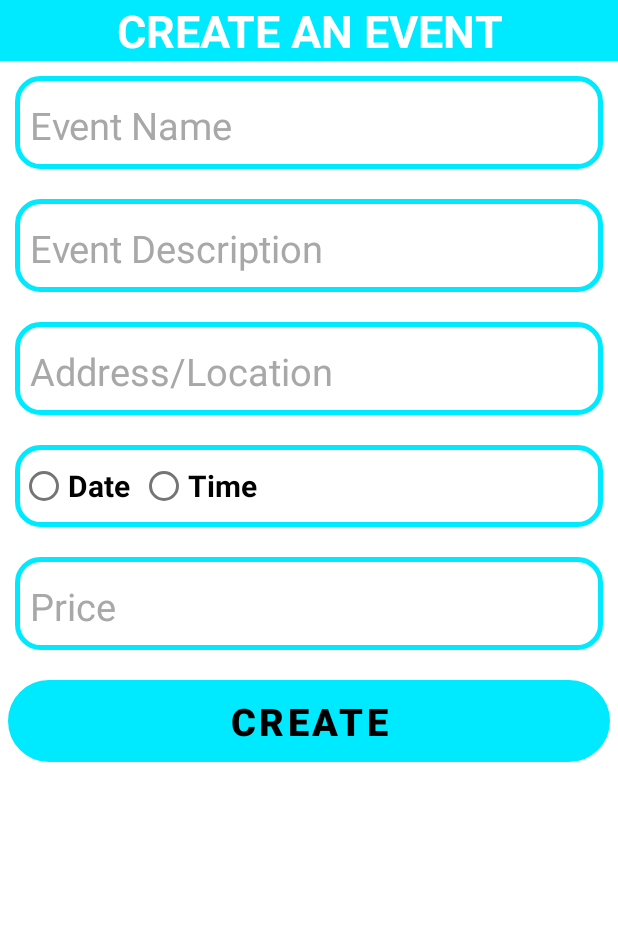
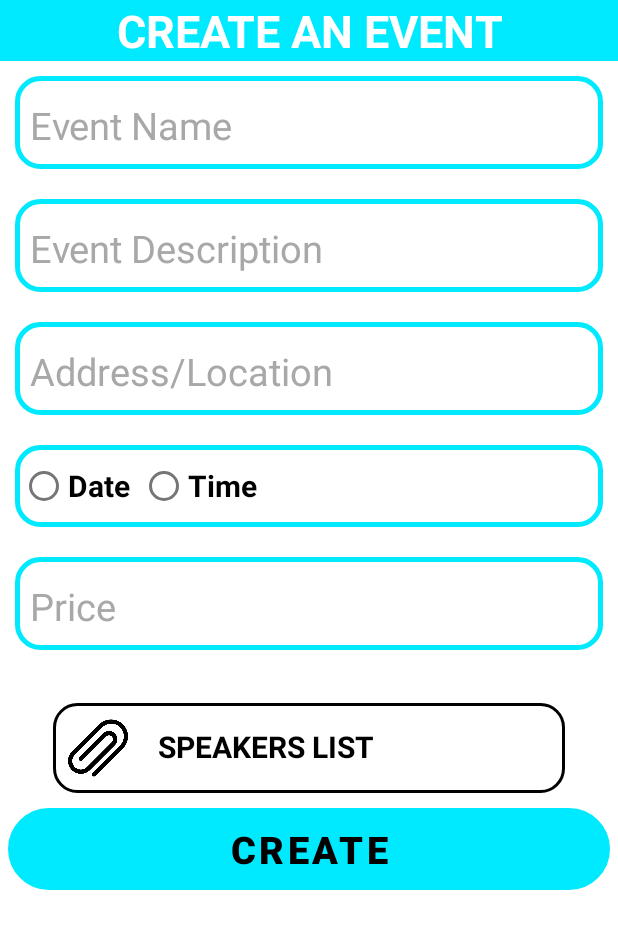
Before and after one commit to mzamo268/conference_app, an Android app: the Home screen opened directly, with no data from a screen before it, after a tap on an icon or button, on a phone screen of 412 x 824 dp. Shown: the top 929 px of the screen. Run offline under Robolectric (Android 15) with nearby library versions, the phone set to English and light mode, and no system bars; our stand-ins replace Firebase (no records; nobody signed in at launch, a user with empty details on screens opened directly); libraries missing offline, so code that uses them is left out: com.kunzisoft.switchdatetime, com.paypal.checkout; 2 statements that could not run were skipped.

Commit message:
95% Complete

```diff
--- a/app/build.gradle
+++ b/app/build.gradle
@@ -39,6 +39,7 @@ dependencies {
     implementation 'androidx.core:core-ktx:+'
     implementation 'androidx.lifecycle:lifecycle-viewmodel-ktx:2.5.1'
     implementation "androidx.lifecycle:lifecycle-viewmodel:2.5.1"
+    implementation 'com.google.firebase:firebase-storage:20.1.0'
     //implementation "androidx.lifecycle:lifecycle-viewmodel-ktx:2.5.1"
     testImplementation 'junit:junit:4.13.2'
     androidTestImplementation 'androidx.test.ext:junit:1.1.4'
--- a/app/src/main/AndroidManifest.xml
+++ b/app/src/main/AndroidManifest.xml
@@ -5,6 +5,10 @@
     <uses-permission android:name="android.permission.INTERNET" />
     <uses-permission android:name="android.permission.ACCESS_NETWORK_STATE" />
     <uses-permission android:name="android.permission.ACCESS_WIFI_STATE" />
+    <uses-permission android:name="android.permission.READ_EXTERNAL_STORAGE"/>
+    <!--permission android:name="android.permission.READ_EXTERNAL_STORAGE" /-->
+
+
 
     <application
         android:allowBackup="true"
--- a/app/src/main/res/layout/activity_home.xml
+++ b/app/src/main/res/layout/activity_home.xml
@@ -358,6 +358,41 @@
                         android:background="#00EAFF"
                         android:textStyle="bold"/>
 
+                    <LinearLayout
+                        android:layout_width="match_parent"
+                        android:layout_height="wrap_content"
+                        android:layout_marginTop="15dp"
+                        android:onClick="getFile"
+                        android:layout_marginEnd="35dp"
+                        android:layout_marginStart="35dp"
+                        android:layout_marginBottom="10dp"
+                        android:orientation="horizontal"
+                        android:background="@drawable/edit_text">
+
+                        <ImageView
+                            android:layout_width="40dp"
+                            android:layout_height="40dp"
+                            android:layout_margin="10dp"
+                            android:onClick="getFile"
+                            android:layout_gravity="center"
+                            android:layout_marginStart="10dp"
+                            android:src="@drawable/paperclip" />
+
+                        <TextView
+                            android:layout_width="match_parent"
+                            android:layout_height="wrap_content"
+                            android:layout_marginTop="15dp"
+                            android:layout_marginEnd="10dp"
+                            android:layout_marginStart="10dp"
+                            android:text="Add Abstract"
+                            android:onClick="getFile"
+                            android:textColor="#000000"
+                            android:textSize="20sp"
+                            android:textAllCaps="true"
+                            android:textStyle="bold" />
+
+                    </LinearLayout>
+
                 </LinearLayout>
 
             </ScrollView>
@@ -582,6 +617,42 @@
 
                         </LinearLayout>
 
+                        <LinearLayout
+                            android:layout_width="match_parent"
+                            android:layout_height="wrap_content"
+                            android:layout_marginTop="15dp"
+                            android:onClick="getFile"
+                            android:layout_marginEnd="35dp"
+                            android:layout_marginStart="35dp"
+                            android:layout_marginBottom="10dp"
+                            android:orientation="horizontal"
+                            android:background="@drawable/edit_text">
+
+                            <ImageView
+                                android:layout_width="40dp"
+                                android:layout_height="40dp"
+                                android:layout_margin="10dp"
+                                android:onClick="getFile"
+                                android:layout_gravity="center"
+                                android:layout_marginStart="10dp"
+                                android:src="@drawable/paperclip" />
+
+                            <TextView
+                                android:id="@+id/txtTittle"
+                                android:layout_width="match_parent"
+                                android:layout_height="wrap_content"
+                                android:layout_marginTop="15dp"
+                                android:layout_marginEnd="10dp"
+                                android:layout_marginStart="10dp"
+                                android:text="Speakers List"
+                                android:onClick="getFile"
+                                android:textColor="#000000"
+                                android:textSize="20sp"
+                                android:textAllCaps="true"
+                                android:textStyle="bold" />
+
+                        </LinearLayout>
+
 
                     </LinearLayout>
 
```
Also changed, not shown: app/src/main/java/com/mzamodev/conferenceapp/Home.java (+122 -0 lines), app/src/main/res/drawable/paperclip.png (added).
